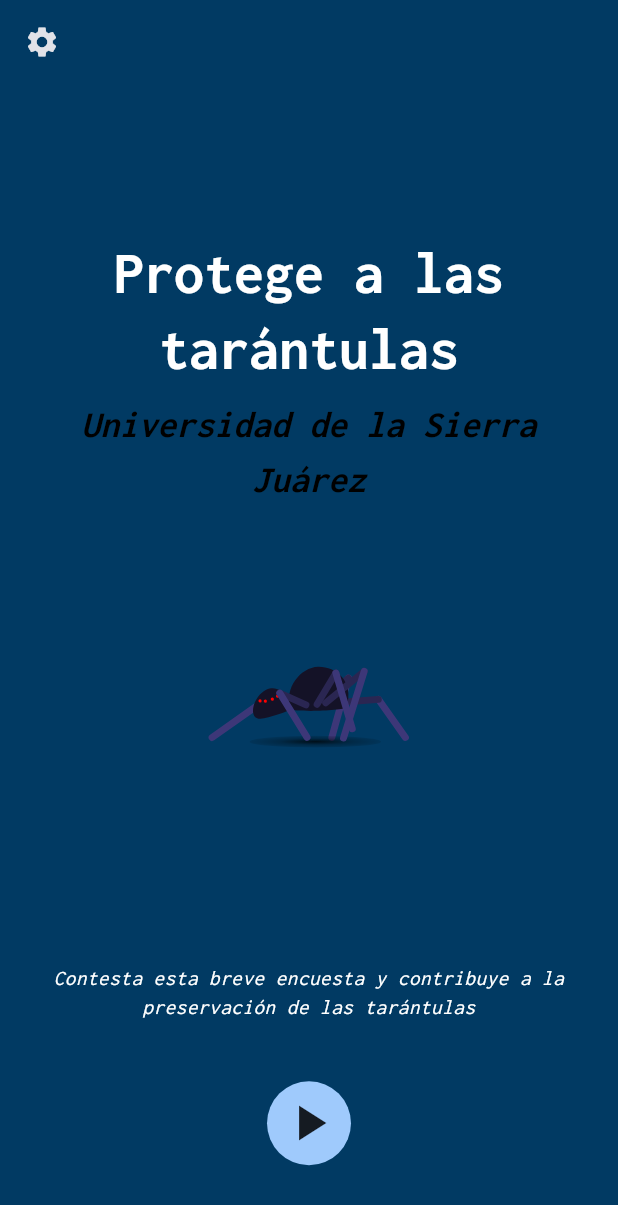
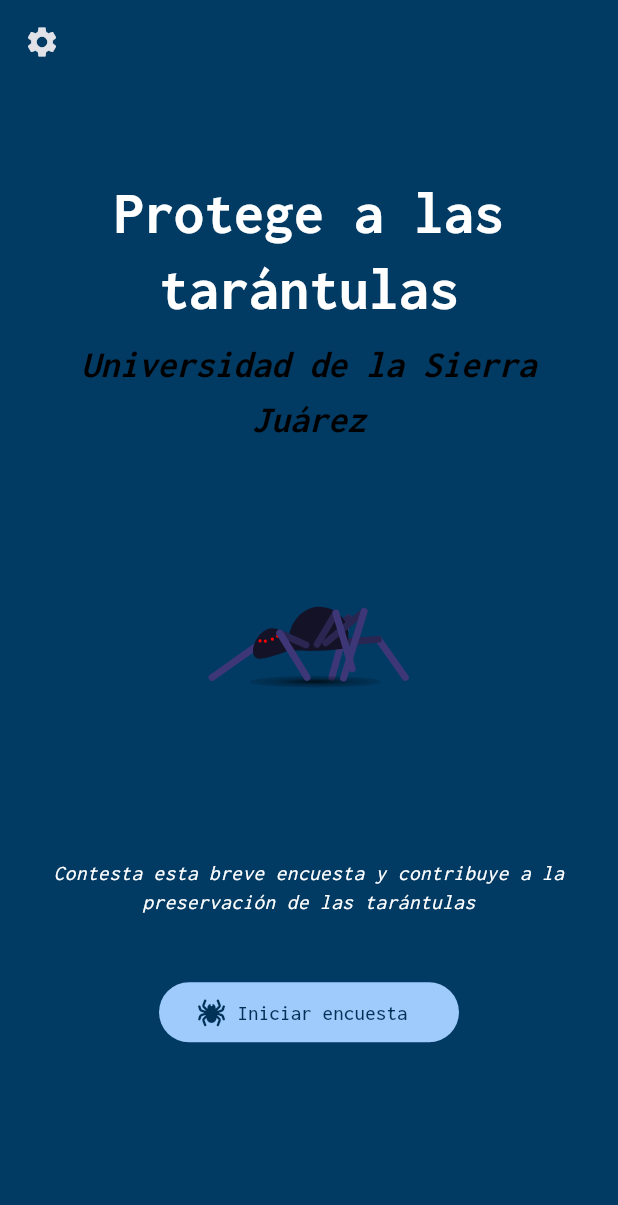
Before and after one commit to RafaelDiaz01/App-Tarantulas, a Flutter app: the screen it shows after launch, on a phone screen of 412 x 824 dp. Shown: the top 1205 px of the screen. Run offline on Flutter 3.47's test engine with Material 3 defaults, Android fonts, the phone set to English and light mode, and no system bars; our stand-ins replace font_awesome_flutter, google_fonts, hive, hive_flutter, lottie; accounts and stored records are empty.

Commit message:
El botón de iniciar encuesta se cambio con el fin de lograr un mejor estilo para la aplicación.

```diff
--- a/lib/screens/form_screen.dart
+++ b/lib/screens/form_screen.dart
@@ -144,7 +144,10 @@
   Widget build(BuildContext context) {
     return Scaffold(
       appBar: AppBar(
-        title: const Text('Formulario'),
+        title: Text(
+          "Configuraciones",
+          style: Theme.of(context).textTheme.titleMedium?.copyWith(),
+        ),
         backgroundColor: appColorScheme.primary,
         bottom: PreferredSize(
           preferredSize: const Size.fromHeight(4),
--- a/lib/screens/home_screen.dart
+++ b/lib/screens/home_screen.dart
@@ -1,6 +1,7 @@
 import 'package:flutter/material.dart';
 import 'package:lottie/lottie.dart';
 import 'package:app_tarantulas/widgets/configuration.dart';
+import 'package:font_awesome_flutter/font_awesome_flutter.dart';
 import 'package:app_tarantulas/screens/form_screen.dart'; // Asegúrate de que la ruta sea correcta
 
 class MyHomeScreen extends StatelessWidget {
@@ -30,15 +31,16 @@
         children: [
           SafeArea(
             child: Padding(
-              padding: const EdgeInsets.symmetric(horizontal: 30, vertical: 20),
+              padding: const EdgeInsets.symmetric(horizontal: 20, vertical: 10),
+              child: SingleChildScrollView(
                 child: Column(
                   crossAxisAlignment: CrossAxisAlignment.stretch,
                   children: [
                     Container(
                       alignment: Alignment.center,
                       padding: const EdgeInsets.symmetric(
-                      vertical: 80,
-                      horizontal: 20,
+                        vertical: 50,
+                        horizontal: 10,
                       ),
                       child: Column(
                         children: [
@@ -50,7 +52,9 @@
                           const SizedBox(height: 6),
                           Text(
                             'Universidad de la Sierra Juárez',
-                          style: Theme.of(context).textTheme.titleMedium?.copyWith(
+                            style: Theme.of(
+                              context,
+                            ).textTheme.titleMedium?.copyWith(
                               fontStyle: FontStyle.italic,
                               color: Colors.black,
                             ),
@@ -80,7 +84,9 @@
                     ),
                     const SizedBox(height: 40),
                     Center(
-                    child: IconButton.filled(
+                      child: SizedBox(
+                        width: 200,
+                        child: FilledButton.icon(
                           onPressed: () {
                             Navigator.push(
                               context,
@@ -89,10 +95,13 @@
                               ),
                             );
                           },
-                      icon: const Icon(Icons.play_arrow, size: 40),
+                          icon: const Icon(FontAwesomeIcons.spider),
+                          label: const Text('Iniciar encuesta'),
+                        ),
                       ),
                     ),
                   ],
+                ),
               ),
             ),
           ),
--- a/pubspec.yaml
+++ b/pubspec.yaml
@@ -49,6 +49,7 @@
 
   hive_generator: ^2.0.1
   build_runner: ^2.4.6
+  font_awesome_flutter: ^10.7.0
 
   # The "flutter_lints" package below contains a set of recommended lints to
   # encourage good coding practices. The lint set provided by the package is
```
Also changed, not shown: pubspec.lock. Lines whose indentation alone changed are shown as unchanged.
